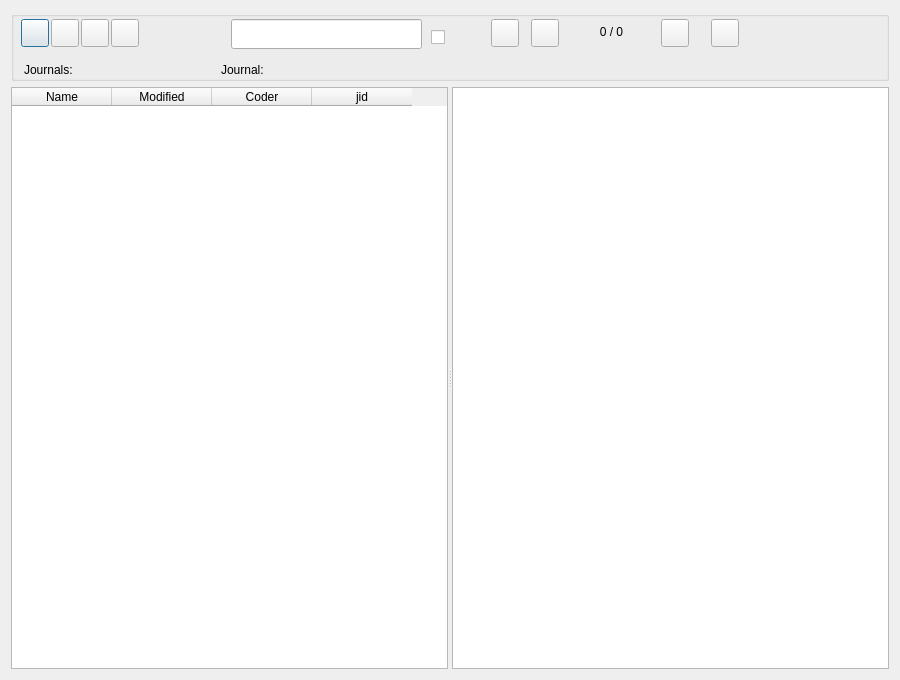
Qt form src/GUI_UIs/ui_dialog_journals.ui (ccbogel/QualCoder) before a commit.
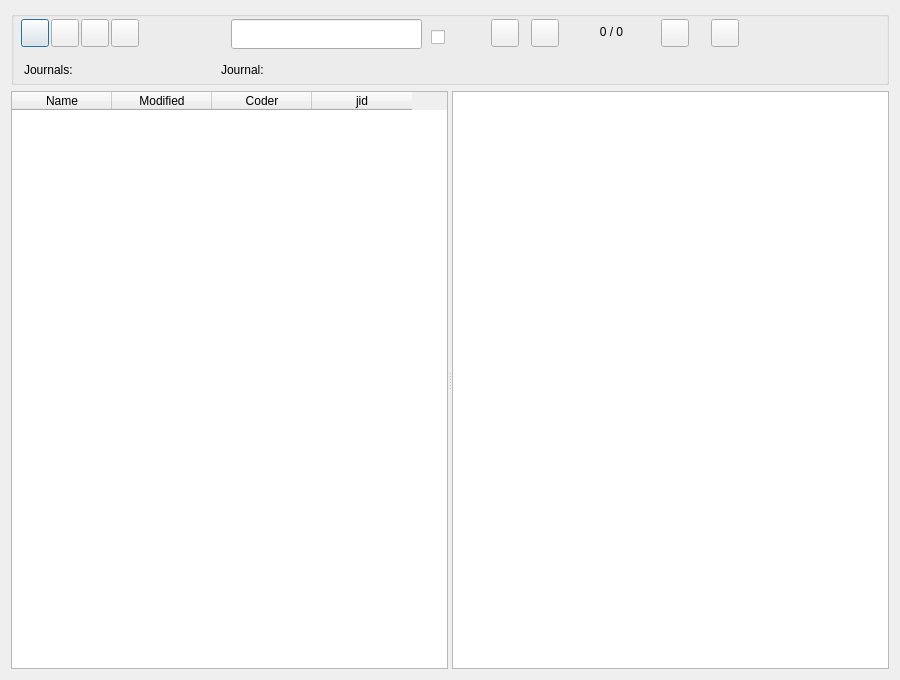
The same form after that commit.

Diff of the .ui file:
```diff
--- a/src/GUI_UIs/ui_dialog_journals.ui
+++ b/src/GUI_UIs/ui_dialog_journals.ui
@@ -19,13 +19,13 @@
      <property name="minimumSize">
       <size>
        <width>0</width>
-       <height>70</height>
+       <height>74</height>
       </size>
      </property>
      <property name="maximumSize">
       <size>
        <width>16777215</width>
-       <height>70</height>
+       <height>74</height>
       </size>
      </property>
      <property name="title">
```
Left out of the diff: 18 changed lines with no effect on the pictures.
